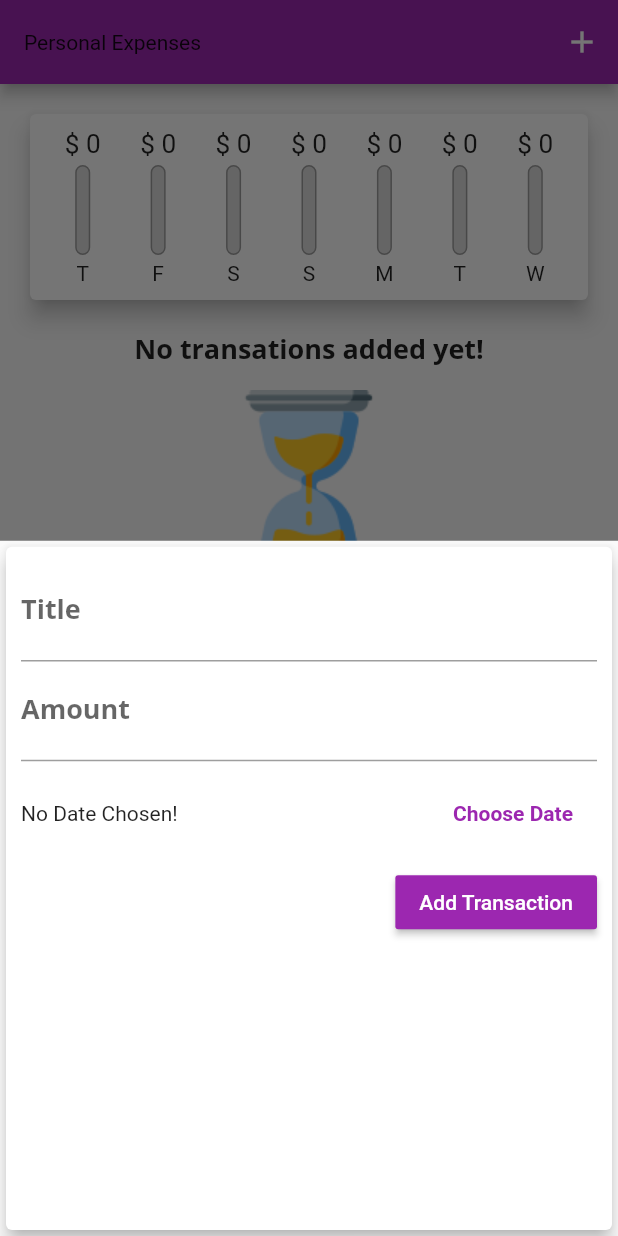
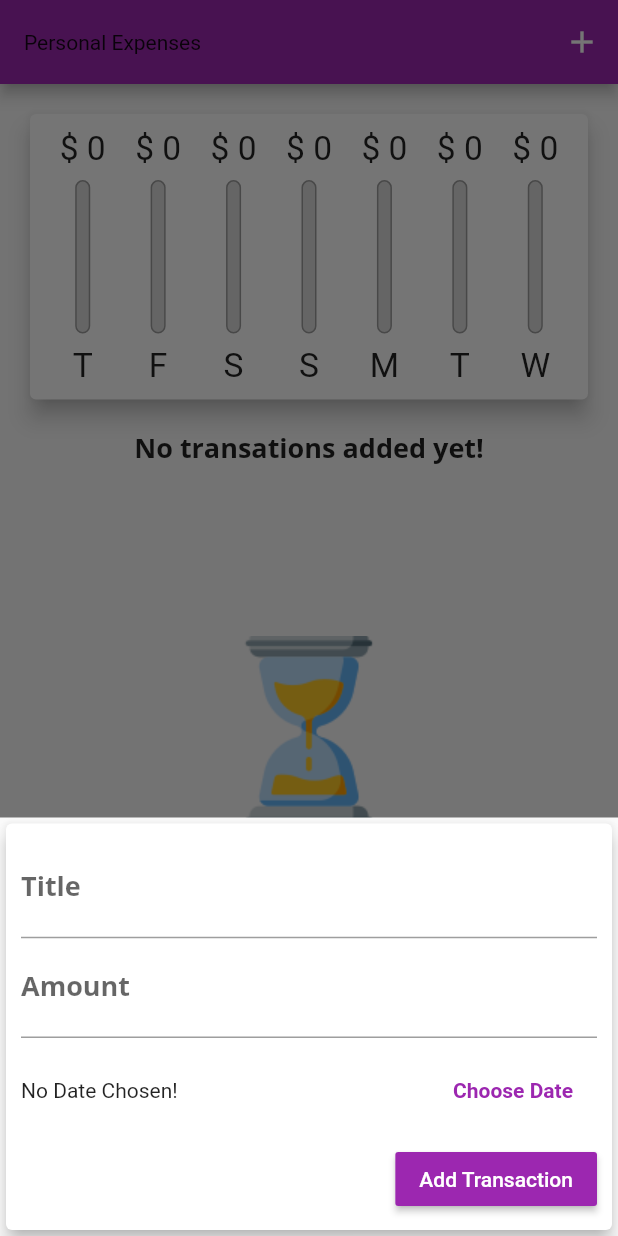
Before and after one commit to 12ajayvishwa/expense_planner, a Flutter app: the screen it shows after launch, after a tap on the "add" icon, on a phone screen of 412 x 824 dp. Run offline on Flutter 3.47's test engine with Material 2 defaults, Android fonts, the phone set to English and light mode, and no system bars.

Commit message:
new commit

```diff
--- a/lib/main.dart
+++ b/lib/main.dart
@@ -1,8 +1,7 @@
-// ignore_for_file: deprecated_member_use
-
-import 'dart:ui';
-
+import 'dart:io';
+import 'package:flutter/cupertino.dart';
 import 'package:flutter/material.dart';
+import 'package:flutter/services.dart';
 import 'package:xp/widgets/chart.dart';
 import './widgets/transation_list.dart';
 import './widgets/new_transation.dart';
@@ -10,6 +9,9 @@
 import 'models/transaction.dart';
 
 void main() {
+  // WidgetsFlutterBinding.ensureInitialized();
+  // SystemChrome.setPreferredOrientations(
+  //     [DeviceOrientation.portraitUp, DeviceOrientation.portraitDown]);
   runApp(const MyApp());
 }
 
@@ -63,6 +65,8 @@
     //     date: DateTime.now())
   ];
 
+  bool _showChart = false;
+
   List<Transaction> get _recentTransactions {
     return _userTransaction.where((tx) {
       return tx.date.isAfter(DateTime.now().subtract(Duration(days: 7)));
@@ -99,31 +103,93 @@
 
   @override
   Widget build(BuildContext context) {
-    return Scaffold(
-      appBar: AppBar(
-        title: Text(
+    final mediaQuery = MediaQuery.of(context);
+    final isLandscap = mediaQuery.orientation == Orientation.landscape;
+    final dynamic appBar = Platform.isIOS
+        ? CupertinoNavigationBar(
+            middle: Text('Personal Expenses'),
+            trailing: Row(
+              mainAxisSize: MainAxisSize.min,
+              children: <Widget>[
+                GestureDetector(
+                  child: Icon(CupertinoIcons.add),
+                  onTap: () => _startAddNewTransation(context),
+                )
+              ],
+            ),
+          )
+        : AppBar(
+            title: const Text(
               "Personal Expenses",
             ),
             actions: <Widget>[
               IconButton(
-            icon: Icon(Icons.add),
+                icon: const Icon(Icons.add),
                 onPressed: () => _startAddNewTransation(context),
               )
             ],
-      ),
-      body: SingleChildScrollView(
+          );
+    final txListWidget = SizedBox(
+        height: (mediaQuery.size.height -
+                appBar.preferredSize.height -
+                mediaQuery.padding.top) *
+            0.7,
+        child: TransationList(_userTransaction, _deleteTransactions));
+
+    final pageBody = SafeArea(
+        child: SingleChildScrollView(
       child: Column(
         // mainAxisAlignment: MainAxisAlignment.spaceAround,
         crossAxisAlignment: CrossAxisAlignment.stretch,
         children: <Widget>[
-            Chart(_recentTransactions),
-            TransationList(_userTransaction, _deleteTransactions)
+          if (isLandscap)
+            Row(
+              mainAxisAlignment: MainAxisAlignment.center,
+              children: <Widget>[
+                const Text("Show Chart"),
+                Switch.adaptive(
+                    value: _showChart,
+                    onChanged: (val) {
+                      setState(() {
+                        _showChart = val;
+                      });
+                    })
               ],
             ),
+          if (!isLandscap)
+            SizedBox(
+                height: (mediaQuery.size.height -
+                        appBar.preferredSize.height -
+                        mediaQuery.padding.top) *
+                    0.3,
+                child: Chart(_recentTransactions)),
+          if (!isLandscap) txListWidget,
+          if (isLandscap)
+            _showChart
+                ? SizedBox(
+                    height: (mediaQuery.size.height -
+                            appBar.preferredSize.height -
+                            mediaQuery.padding.top) *
+                        0.7,
+                    child: Chart(_recentTransactions))
+                : txListWidget
+        ],
       ),
-      floatingActionButtonLocation: FloatingActionButtonLocation.centerFloat,
-      floatingActionButton: FloatingActionButton(
-        child: Icon(Icons.add),
+    ));
+    return Platform.isIOS
+        ? CupertinoPageScaffold(
+            child: pageBody,
+            navigationBar: appBar,
+          )
+        : Scaffold(
+            appBar: appBar,
+            body: pageBody,
+            floatingActionButtonLocation:
+                FloatingActionButtonLocation.centerFloat,
+            floatingActionButton: Platform.isIOS
+                ? Container()
+                : FloatingActionButton(
+                    child: const Icon(Icons.add),
                     onPressed: () => _startAddNewTransation(context),
                   ),
           );
--- /dev/null
+++ b/lib/widgets/adaptive_button.dart
@@ -0,0 +1,31 @@
+import 'dart:io';
+import 'package:flutter/material.dart';
+import 'package:flutter/cupertino.dart';
+
+class AdaptiveButton extends StatelessWidget {
+  final String text;
+  final Function() handler;
+
+  AdaptiveButton(this.text, this.handler);
+
+  @override
+  Widget build(BuildContext context) {
+    return Platform.isIOS
+        ? CupertinoButton(
+            onPressed: handler,
+            child: Text(
+              text,
+              style: TextStyle(fontWeight: FontWeight.bold),
+            ),
+            color: Theme.of(context).primaryColor,
+          )
+        : FlatButton(
+            onPressed: handler,
+            child: Text(
+              text,
+              style: TextStyle(fontWeight: FontWeight.bold),
+            ),
+            textColor: Theme.of(context).primaryColor,
+          );
+  }
+}
--- a/lib/widgets/chart_bars.dart
+++ b/lib/widgets/chart_bars.dart
@@ -9,24 +9,25 @@ class ChartBar extends StatelessWidget {
 
   @override
   Widget build(BuildContext context) {
+    return LayoutBuilder(builder: (ctx, constraints) {
       return Column(
         children: <Widget>[
-        Container(
-            height: 20,
+          SizedBox(
+              height: constraints.maxHeight * 0.15,
               child: FittedBox(
                   child: Text('\$ ${spendingAmount.toStringAsFixed(0)}'))),
           SizedBox(
-          height: 4,
+            height: constraints.maxHeight * 0.05,
           ),
-        Container(
-          height: 60,
+          SizedBox(
+            height: constraints.maxHeight * 0.6,
             width: 10,
             child: Stack(
               children: <Widget>[
                 Container(
                   decoration: BoxDecoration(
                       border: Border.all(color: Colors.grey, width: 1.0),
-                    color: Color.fromRGBO(220, 220, 220, 1),
+                      color: const Color.fromRGBO(220, 220, 220, 1),
                       borderRadius: BorderRadius.circular(10)),
                 ),
                 FractionallySizedBox(
@@ -41,10 +42,13 @@ class ChartBar extends StatelessWidget {
             ),
           ),
           SizedBox(
-          height: 4,
+            height: constraints.maxHeight * 0.05,
           ),
-        Text(label)
+          SizedBox(
+              height: constraints.maxHeight * 0.15,
+              child: FittedBox(child: Text(label)))
         ],
       );
+    });
   }
 }
--- a/lib/widgets/new_transation.dart
+++ b/lib/widgets/new_transation.dart
@@ -1,5 +1,9 @@
+import 'dart:io';
+
+import 'package:flutter/cupertino.dart';
 import 'package:flutter/material.dart';
 import 'package:intl/intl.dart';
+import 'package:xp/widgets/adaptive_button.dart';
 
 class NewTransations extends StatefulWidget {
   final Function addTx;
@@ -47,10 +51,15 @@ class _NewTransationsState extends State<NewTransations> {
 
   @override
   Widget build(BuildContext context) {
-    return Card(
+    return SingleChildScrollView(
+      child: Card(
         elevation: 5,
         child: Container(
-        padding: const EdgeInsets.all(10),
+          padding: EdgeInsets.only(
+              top: 10,
+              left: 10,
+              right: 10,
+              bottom: MediaQuery.of(context).viewInsets.bottom + 10),
           child: Column(
             crossAxisAlignment: CrossAxisAlignment.end,
             children: <Widget>[
@@ -80,14 +89,7 @@ class _NewTransationsState extends State<NewTransations> {
                           ? "No Date Chosen!"
                           : 'Picked Date: ${DateFormat.yMd().format(_selectedDate!)}'),
                     ),
-                  FlatButton(
-                    onPressed: _presentDatePicker,
-                    child: const Text(
-                      "Choose Date",
-                      style: TextStyle(fontWeight: FontWeight.bold),
-                    ),
-                    textColor: Theme.of(context).primaryColor,
-                  )
+                    AdaptiveButton('Choose Date', _presentDatePicker)
                   ],
                 ),
               ),
@@ -99,6 +101,7 @@ class _NewTransationsState extends State<NewTransations> {
             ],
           ),
         ),
+      ),
     );
   }
 }
--- a/lib/widgets/transation_list.dart
+++ b/lib/widgets/transation_list.dart
@@ -10,20 +10,24 @@ class TransationList extends StatelessWidget {
 
   @override
   Widget build(BuildContext context) {
-    return Container(
-      height: 400,
-      child: transactions.isEmpty
-          ? Column(
+    return transactions.isEmpty
+        ? LayoutBuilder(
+            builder: (ctx, constraints) {
+              return Column(
                 children: <Widget>[
                   Text(
                     'No transations added yet!',
                     style: Theme.of(context).textTheme.subtitle1,
                   ),
-                SizedBox(
+                  const SizedBox(
                     height: 15,
                   ),
-                Image.asset('assets/images/waiting.png')
+                  SizedBox(
+                      height: constraints.maxHeight * 0.6,
+                      child: Image.asset('assets/images/waiting.png'))
                 ],
+              );
+            },
           )
         : ListView.builder(
             itemBuilder: (ctx, index) {
@@ -44,9 +48,18 @@ class TransationList extends StatelessWidget {
                     transactions[index].title,
                     style: Theme.of(context).textTheme.subtitle1,
                   ),
-                    subtitle: Text(
-                        DateFormat.yMMMd().format(transactions[index].date)),
-                    trailing: IconButton(
+                  subtitle:
+                      Text(DateFormat.yMMMd().format(transactions[index].date)),
+                  trailing: MediaQuery.of(context).size.width > 460
+                      ? FlatButton.icon(
+                          icon: Icon(
+                            Icons.delete,
+                          ),
+                          label: Text("Delete"),
+                          textColor: Theme.of(context).errorColor,
+                          onPressed: () => deleteTx(transactions[index].id),
+                        )
+                      : IconButton(
                           icon: Icon(
                             Icons.delete,
                             color: Theme.of(context).errorColor,
@@ -57,7 +70,6 @@ class TransationList extends StatelessWidget {
               );
             },
             itemCount: transactions.length,
-            ),
           );
   }
 }
```
Lines whose indentation alone changed are shown as unchanged.
